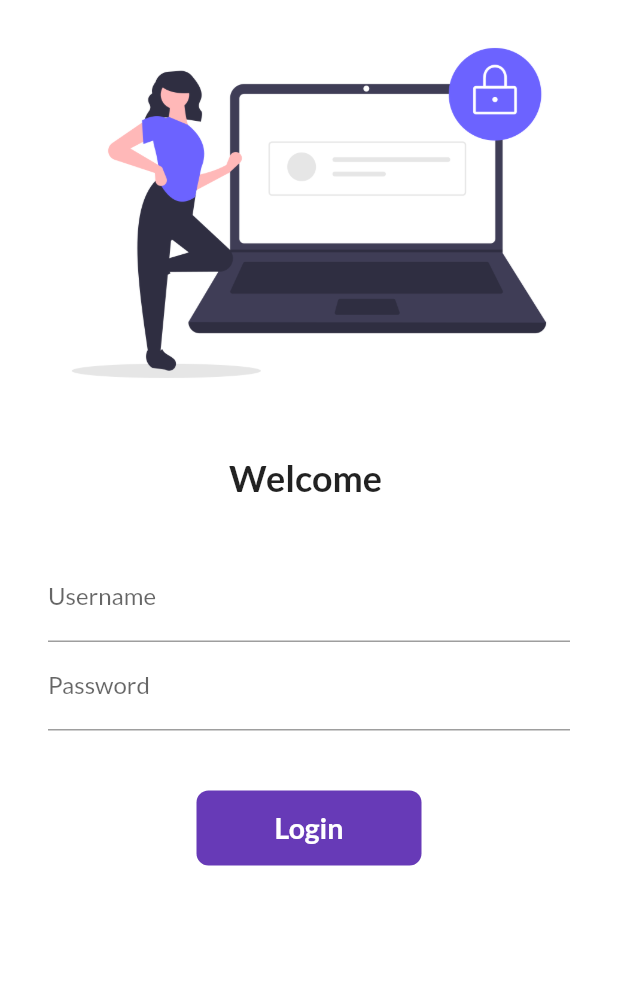
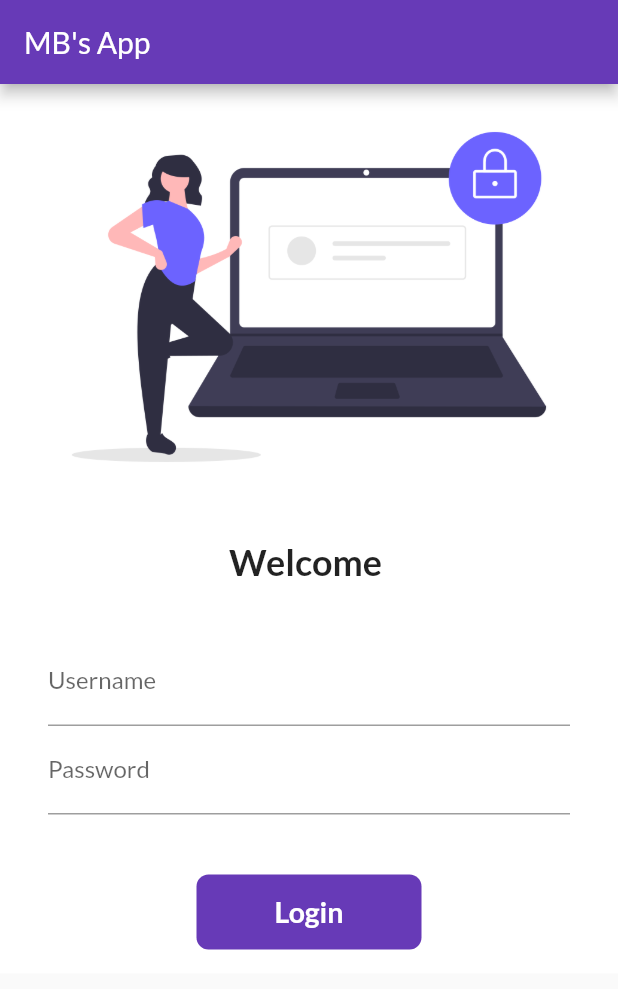
Before and after one commit to Manan2651/30DaysofFultter, a Flutter app: the screen it shows after launch, on a phone screen of 412 x 824 dp. Shown: the top 989 px of the screen. Run offline on Flutter 3.47's test engine with Material 2 defaults, Android fonts, the phone set to English and light mode, and no system bars; our stand-ins replace google_fonts.

Commit message:
day 8 completed

```diff
--- a/lib/pages/login_page.dart
+++ b/lib/pages/login_page.dart
@@ -10,12 +10,34 @@ class LoginPage extends StatefulWidget {
 class _LoginPageState extends State<LoginPage> {
   String name = "";
   bool changeButton = false;
+  final _formKey = GlobalKey<FormState>();
   //  LoginPage({super.key});
+  movetoHome(BuildContext context) async {
+    if (_formKey.currentState!.validate()) {
+      setState(() {
+        changeButton = true;
+      });
+      await Future.delayed(Duration(seconds: 1));
+      await Navigator.pushNamed(context, MyRoutes.homeRoute);
+      setState(() {
+        changeButton = false;
+      });
+    }
+  }
+
   @override
   Widget build(BuildContext context) {
-    return Material(
+    return Scaffold(
+      appBar: AppBar(
+        title: Text(
+          "MB's App",
+        ),
+      ),
+      body: Material(
           color: Colors.white,
           child: SingleChildScrollView(
+            child: Form(
+              key: _formKey,
               child: Column(
                 children: [
                   Image.asset(
@@ -33,12 +55,20 @@ class _LoginPageState extends State<LoginPage> {
                     height: 20.0,
                   ),
                   Padding(
-                padding: EdgeInsets.symmetric(vertical: 16.0, horizontal: 32.0),
+                    padding:
+                        EdgeInsets.symmetric(vertical: 16.0, horizontal: 32.0),
                     child: Column(
                       children: [
                         TextFormField(
                           decoration: InputDecoration(
-                          hintText: "Enter Username", labelText: "Username"),
+                              hintText: "Enter Username",
+                              labelText: "Username"),
+                          validator: (value) {
+                            if (value!.isEmpty) {
+                              return "Username Cannot be empty";
+                            }
+                            return null;
+                          },
                           onChanged: (value) {
                             name = value;
                             setState(() {});
@@ -47,19 +77,23 @@ class _LoginPageState extends State<LoginPage> {
                         TextFormField(
                           obscureText: true,
                           decoration: InputDecoration(
-                          hintText: "Enter Password", labelText: "Password"),
+                              hintText: "Enter Password",
+                              labelText: "Password"),
+                          validator: (value) {
+                            if (value!.isEmpty) {
+                              return "Password Cannot be empty";
+                            } else if (value.length < 6) {
+                              return "Password length should be atleast 6 ";
+                            }
+                            return null;
+                          },
                         ),
                         SizedBox(
                           height: 40.0,
                         ),
                         InkWell(
-                      onTap: () async {
-                        setState(() {
-                          changeButton = true;
-                        });
-                        await Future.delayed(Duration(seconds: 1));
-                        Navigator.pushNamed(context, MyRoutes.homeRoute);
-                      },
+                          // splashColor: Colors.red,
+                          onTap: () => movetoHome(context),
                           child: AnimatedContainer(
                             duration: Duration(seconds: 1),
                             width: changeButton ? 50 : 150,
@@ -67,8 +101,8 @@ class _LoginPageState extends State<LoginPage> {
                             alignment: Alignment.center,
                             decoration: BoxDecoration(
                                 color: Colors.deepPurple,
-                            borderRadius:
-                                BorderRadius.circular(changeButton ? 30 : 8)),
+                                borderRadius: BorderRadius.circular(
+                                    changeButton ? 30 : 8)),
                             child: changeButton
                                 ? Icon(Icons.done, color: Colors.white)
                                 : Text("Login",
@@ -78,18 +112,13 @@ class _LoginPageState extends State<LoginPage> {
                                         fontSize: 19)),
                           ),
                         )
-                    // ElevatedButton(
-                    //   onPressed: () {
-                    //     Navigator.pushNamed(context, MyRoutes.homeRoute);
-                    //   },
-                    //   child: Text("Login"),
-                    //   style: TextButton.styleFrom(minimumSize: Size(150, 40)),
-                    // ),
                       ],
                     ),
                   )
                 ],
               ),
-        ));
+            ),
+          )),
+    );
   }
 }
```
Lines whose indentation alone changed are shown as unchanged.
